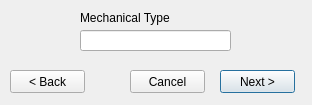
Before: the Qt Designer form AltiumPartsDB/mechanical_dlg.ui in fierst/parts-db-editor, drawn with Qt 5.
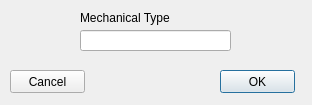
After: the same form once the commit is applied.

```diff
--- a/AltiumPartsDB/mechanical_dlg.ui
+++ b/AltiumPartsDB/mechanical_dlg.ui
@@ -46,25 +46,12 @@
     </rect>
    </property>
    <property name="text">
-    <string>Next &gt;</string>
+    <string>OK</string>
    </property>
   </widget>
   <widget class="QPushButton" name="btn_cancel">
    <property name="geometry">
     <rect>
-     <x>130</x>
-     <y>70</y>
-     <width>75</width>
-     <height>23</height>
-    </rect>
-   </property>
-   <property name="text">
-    <string>Cancel</string>
-   </property>
-  </widget>
-  <widget class="QPushButton" name="btn_back">
-   <property name="geometry">
-    <rect>
      <x>10</x>
      <y>70</y>
      <width>75</width>
@@ -72,7 +59,7 @@
     </rect>
    </property>
    <property name="text">
-    <string>&lt; Back</string>
+    <string>Cancel</string>
    </property>
   </widget>
  </widget>
```
Left out of the diff: 8 changed lines with no effect on the pictures.
